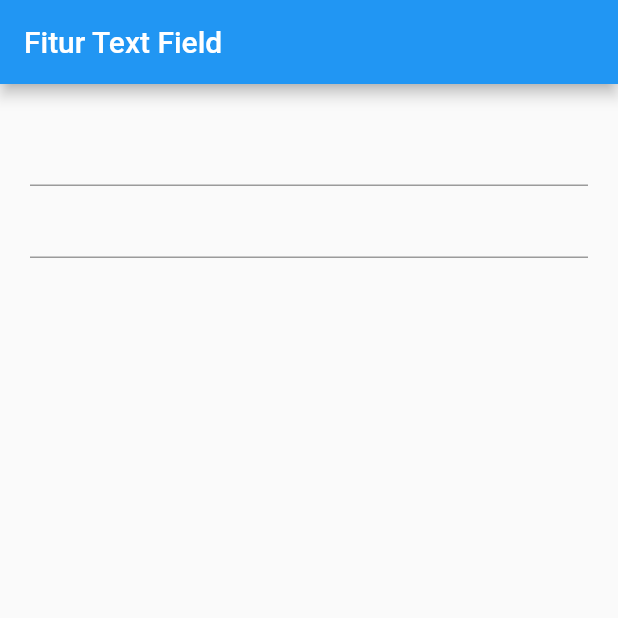
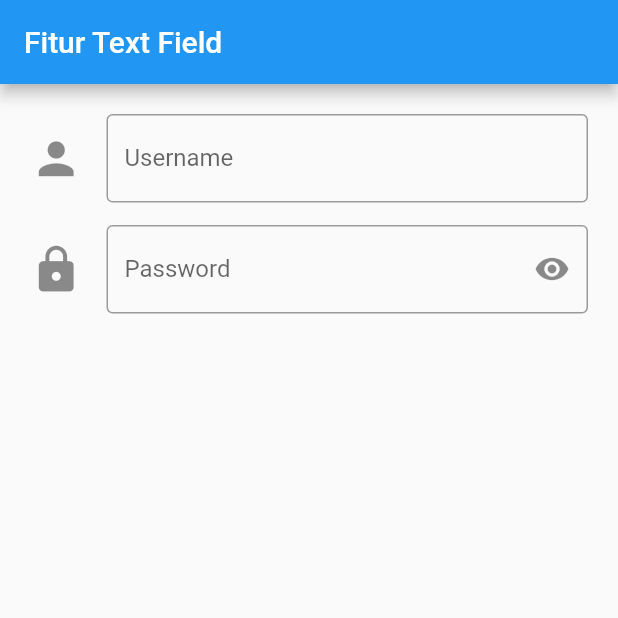
Before and after one commit to rizkitirta/flutter_fundamental, a Flutter app: the screen it shows after launch, on a phone screen of 412 x 824 dp, the top half of it. Run offline on Flutter 3.47's test engine with Material 2 defaults, Android fonts, the phone set to English and light mode, and no system bars.

Commit message:
Text Field Decoration

```diff
--- a/lib/main.dart
+++ b/lib/main.dart
@@ -19,12 +19,58 @@ class myApp extends StatelessWidget {
               child: Column(
                 children: [
                   TextField(
-                    autocorrect: false,
-                    keyboardType: TextInputType.number,
+                    showCursor: true,
+                    //cursorColor: Colors.yellow,
+                    // cursorWidth: 5,
+                    // cursorHeight: 25,
+                    // cursorRadius: Radius.circular(20),
+
+                    textAlign: TextAlign.start,
+                    textCapitalization: TextCapitalization.none,
+
+                    //style: TextStyle(color: Colors.red, fontSize: 20),
+
+                    decoration: InputDecoration(
+                        icon: Icon(
+                          Icons.person,
+                          size: 35,
+                        ),
+                        border: OutlineInputBorder(),
+                        // prefixIcon: Icon(
+                        //   Icons.person_add,
+                        //   size: 35,
+                        // ),
+                        //prefixText: "Name :",
+                        hintText: "Please input in here..",
+                        labelText: "Username"),
+                  ),
+                  SizedBox(
+                    height: 15,
                   ),
                   TextField(
-                    autocorrect: false,
-                    //autofocus: true,
+                    showCursor: true,
+                    textAlign: TextAlign.start,
+                    textCapitalization: TextCapitalization.none,
+                    obscureText: true,
+
+                    decoration: InputDecoration(
+                      icon: Icon(
+                        Icons.lock,
+                        size: 35,
+                      ),
+                      border: OutlineInputBorder(),
+                      // prefixIcon: Icon(
+                      //   Icons.person_add,
+                      //   size: 35,
+                      // ),
+                      //prefixText: "Name :",
+                      hintText: "Please input in here..",
+                      labelText: "Password",
+                      suffixIcon: IconButton(
+                        icon: Icon(Icons.remove_red_eye),
+                        onPressed: () {} ,
+                      )
+                    ),
                   ),
                 ],
               )),
```
